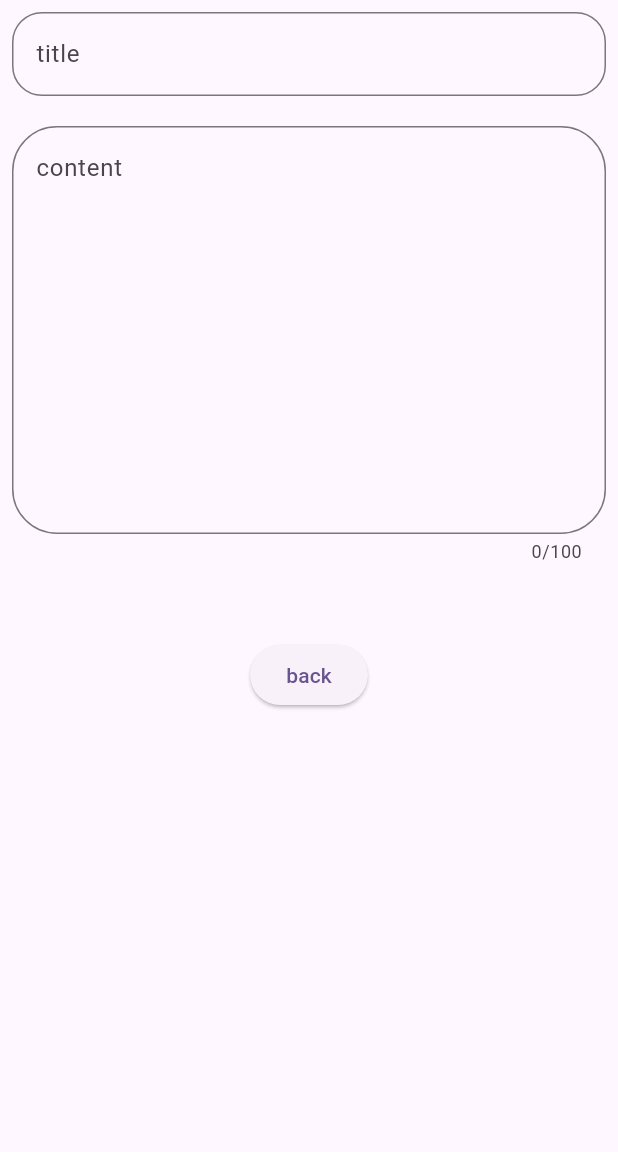
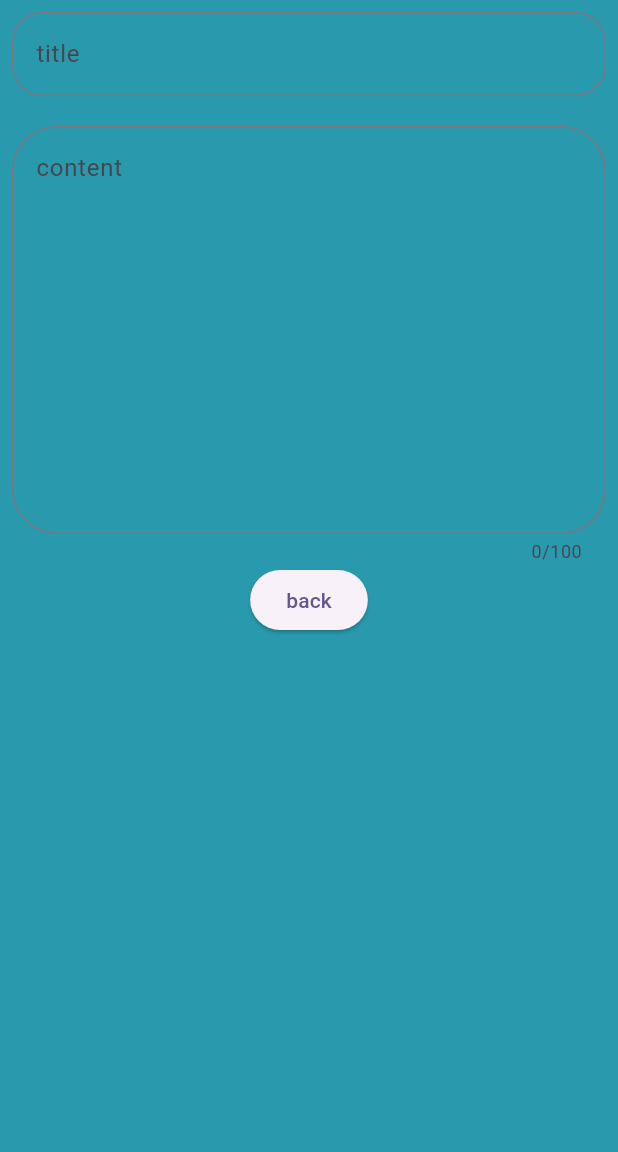
Before and after one commit to thegreatcode1/noteapp, a Flutter app: the Itemadd screen opened directly, on a phone screen of 412 x 824 dp, the part 84-1236 px from its top. Run offline on Flutter 3.47's test engine with Material 2 defaults, Android fonts, the phone set to English and light mode, and no system bars.

Commit message:
ui finished

```diff
--- a/lib/itemadd.dart
+++ b/lib/itemadd.dart
@@ -34,6 +34,7 @@ class Itemadd extends StatelessWidget {
   @override
   Widget build(BuildContext context) {
     return Scaffold(
+      backgroundColor: const Color(0xff2999AD),
       appBar: AppBar(
         title: Text(type.name.toUpperCase()),
         actions: [
@@ -53,6 +54,7 @@ class Itemadd extends StatelessWidget {
                       Radius.elliptical(20, 20),
                     ),
                   ),
+                  fillColor: Colors.black38,
                 ),
               ),
               const SizedBox(
@@ -70,9 +72,9 @@ class Itemadd extends StatelessWidget {
                   ),
                 ),
               ),
-              const SizedBox(
-                height: 50,
-              ),
+              // const SizedBox(
+              //   height: 50,
+              // ),
               ElevatedButton(onPressed: () {
                 Navigator.of(context).pushReplacement(
                     MaterialPageRoute(
```
